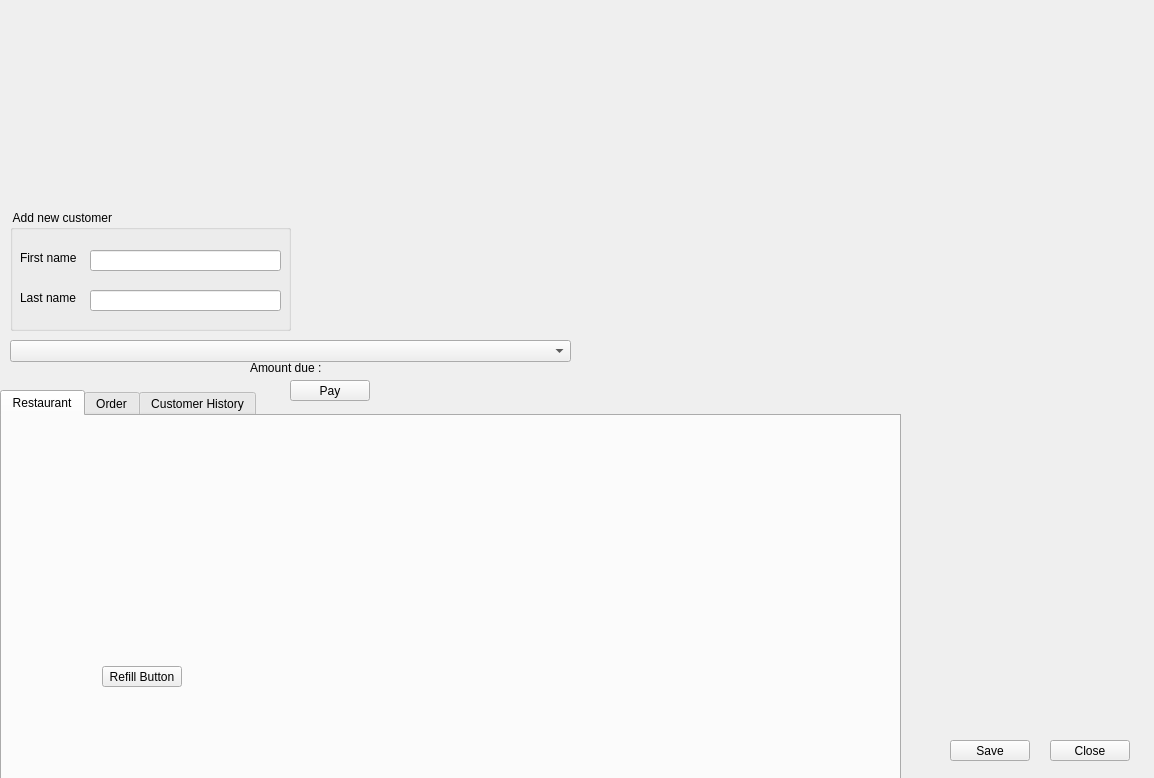
Qt form qtwin.ui (zero4ever30/Restaurant) before a commit.
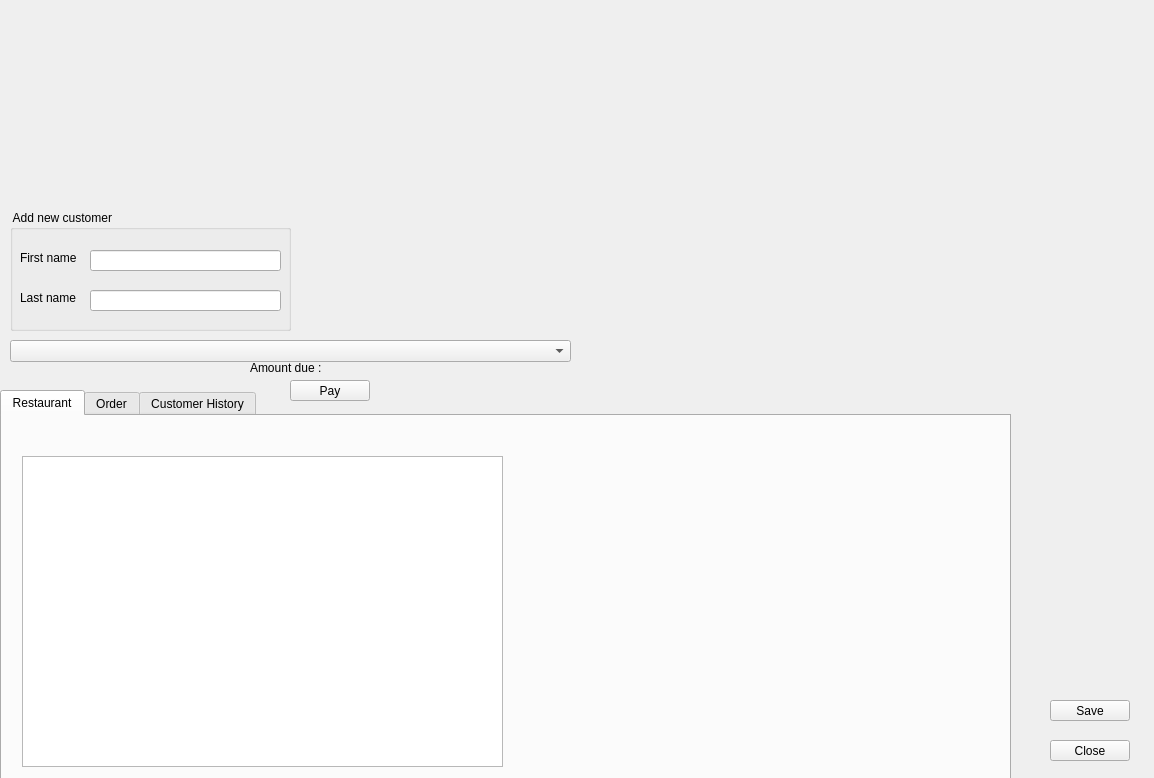
The same form after that commit. The open tabs and pages were chosen to show the change.

Commit message:
caN't call financeStatistics from qtwin.cpp
Done :
now ingredients can be added , and the price is always in item num list->count() aka the last item.
added two operator overloadings

templates are still not working.

Diff of the .ui file:
```diff
--- a/qtwin.ui
+++ b/qtwin.ui
@@ -18,7 +18,7 @@
     <rect>
      <x>0</x>
      <y>390</y>
-     <width>901</width>
+     <width>1011</width>
      <height>391</height>
     </rect>
    </property>
@@ -41,18 +41,15 @@
     <attribute name="title">
      <string>Restaurant</string>
     </attribute>
-    <widget class="QPushButton" name="RefillButton">
+    <widget class="QTableWidget" name="restaurantTable">
      <property name="geometry">
       <rect>
-       <x>100</x>
-       <y>250</y>
-       <width>80</width>
-       <height>21</height>
+       <x>20</x>
+       <y>40</y>
+       <width>481</width>
+       <height>311</height>
       </rect>
      </property>
-     <property name="text">
-      <string>Refill Button</string>
-     </property>
     </widget>
    </widget>
    <widget class="QWidget" name="TabOrder">
@@ -239,8 +236,8 @@
   <widget class="QPushButton" name="pushButton_save">
    <property name="geometry">
     <rect>
-     <x>950</x>
-     <y>740</y>
+     <x>1050</x>
+     <y>700</y>
      <width>80</width>
      <height>21</height>
     </rect>
```
Left out of the diff: 10 changed lines with no effect on the pictures. The commit also changes 5 other files.
